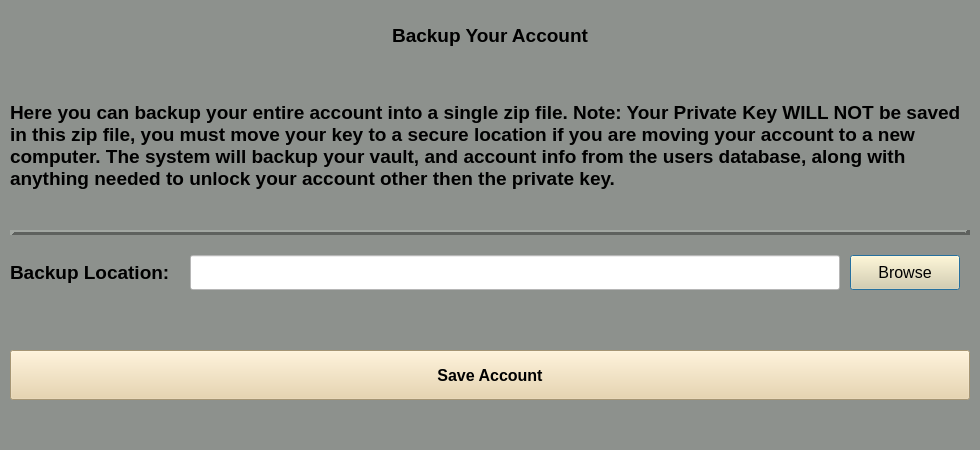
This is backupaccount.ui in dark-anub1s/CyberVault as Qt 5 draws it before an edit. The edited form follows.
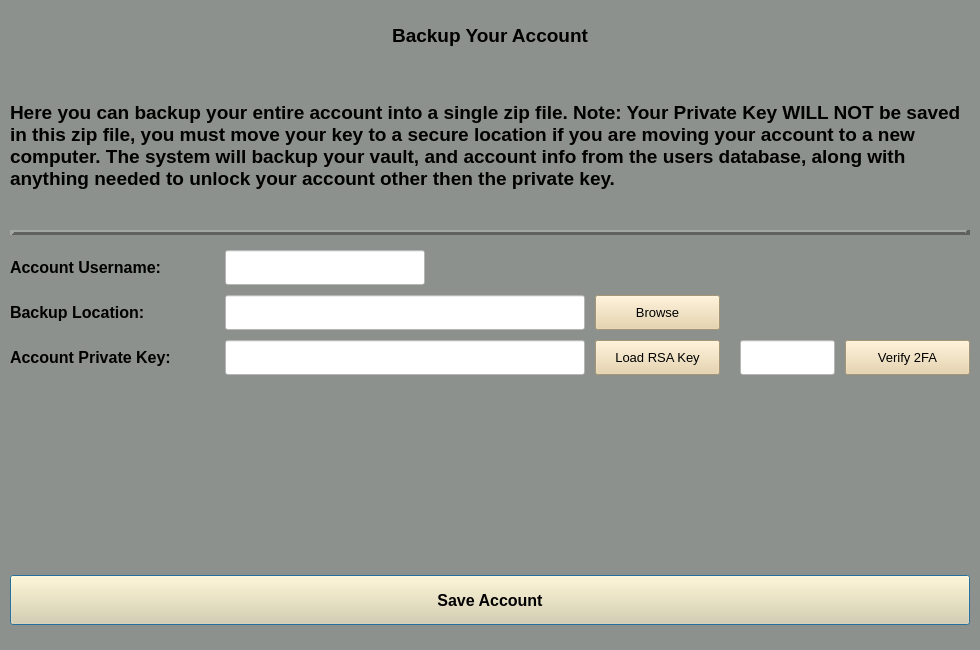
This is the edited form.

Commit message: Got the Backup Account function working.

```diff
--- a/backupaccount.ui
+++ b/backupaccount.ui
@@ -7,19 +7,19 @@
     <x>0</x>
     <y>0</y>
     <width>980</width>
-    <height>450</height>
+    <height>650</height>
    </rect>
   </property>
   <property name="minimumSize">
    <size>
     <width>980</width>
-    <height>450</height>
+    <height>650</height>
    </size>
   </property>
   <property name="maximumSize">
    <size>
     <width>980</width>
-    <height>450</height>
+    <height>650</height>
    </size>
   </property>
   <property name="windowTitle">
@@ -95,19 +95,208 @@
     <enum>Qt::Horizontal</enum>
    </property>
   </widget>
+  <widget class="QPushButton" name="save_btn">
+   <property name="geometry">
+    <rect>
+     <x>10</x>
+     <y>575</y>
+     <width>960</width>
+     <height>50</height>
+    </rect>
+   </property>
+   <property name="font">
+    <font>
+     <family>Arial</family>
+     <pointsize>12</pointsize>
+     <weight>75</weight>
+     <bold>true</bold>
+    </font>
+   </property>
+   <property name="styleSheet">
+    <string notr="true">background-color: rgb(231, 208, 162);</string>
+   </property>
+   <property name="text">
+    <string>Save Account</string>
+   </property>
+  </widget>
+  <widget class="QLineEdit" name="load_rsa_key_entry">
+   <property name="geometry">
+    <rect>
+     <x>225</x>
+     <y>340</y>
+     <width>360</width>
+     <height>35</height>
+    </rect>
+   </property>
+   <property name="font">
+    <font>
+     <family>Arial</family>
+     <pointsize>10</pointsize>
+    </font>
+   </property>
+   <property name="focusPolicy">
+    <enum>Qt::NoFocus</enum>
+   </property>
+   <property name="styleSheet">
+    <string notr="true">background-color: rgb(255, 255, 255);</string>
+   </property>
+  </widget>
+  <widget class="QPushButton" name="load_rsa_key_btn">
+   <property name="geometry">
+    <rect>
+     <x>595</x>
+     <y>340</y>
+     <width>125</width>
+     <height>35</height>
+    </rect>
+   </property>
+   <property name="font">
+    <font>
+     <family>Arial</family>
+     <pointsize>10</pointsize>
+    </font>
+   </property>
+   <property name="styleSheet">
+    <string notr="true">background-color: rgb(231, 208, 162);</string>
+   </property>
+   <property name="text">
+    <string>Load RSA Key</string>
+   </property>
+  </widget>
+  <widget class="QLineEdit" name="mfa_entry">
+   <property name="geometry">
+    <rect>
+     <x>740</x>
+     <y>340</y>
+     <width>95</width>
+     <height>35</height>
+    </rect>
+   </property>
+   <property name="font">
+    <font>
+     <family>Arial</family>
+     <pointsize>12</pointsize>
+    </font>
+   </property>
+   <property name="styleSheet">
+    <string notr="true">background-color: rgb(255, 255, 255);</string>
+   </property>
+   <property name="text">
+    <string/>
+   </property>
+  </widget>
+  <widget class="QPushButton" name="mfa_verify_btn">
+   <property name="geometry">
+    <rect>
+     <x>845</x>
+     <y>340</y>
+     <width>125</width>
+     <height>35</height>
+    </rect>
+   </property>
+   <property name="font">
+    <font>
+     <family>Arial</family>
+     <pointsize>10</pointsize>
+    </font>
+   </property>
+   <property name="styleSheet">
+    <string notr="true">background-color: rgb(231, 208, 162);</string>
+   </property>
+   <property name="text">
+    <string>Verify 2FA</string>
+   </property>
+  </widget>
+  <widget class="QLabel" name="account_key_label">
+   <property name="geometry">
+    <rect>
+     <x>10</x>
+     <y>340</y>
+     <width>205</width>
+     <height>35</height>
+    </rect>
+   </property>
+   <property name="font">
+    <font>
+     <family>Arial</family>
+     <pointsize>12</pointsize>
+     <weight>75</weight>
+     <bold>true</bold>
+    </font>
+   </property>
+   <property name="text">
+    <string>Account Private Key:</string>
+   </property>
+  </widget>
+  <widget class="QLabel" name="account_username_label">
+   <property name="geometry">
+    <rect>
+     <x>10</x>
+     <y>250</y>
+     <width>205</width>
+     <height>35</height>
+    </rect>
+   </property>
+   <property name="font">
+    <font>
+     <family>Arial</family>
+     <pointsize>12</pointsize>
+     <weight>75</weight>
+     <bold>true</bold>
+    </font>
+   </property>
+   <property name="text">
+    <string>Account Username:</string>
+   </property>
+  </widget>
+  <widget class="QLineEdit" name="account_user_entry">
+   <property name="geometry">
+    <rect>
+     <x>225</x>
+     <y>250</y>
+     <width>200</width>
+     <height>35</height>
+    </rect>
+   </property>
+   <property name="font">
+    <font>
+     <family>Arial</family>
+     <pointsize>10</pointsize>
+    </font>
+   </property>
+   <property name="styleSheet">
+    <string notr="true">background-color: rgb(255, 255, 255);</string>
+   </property>
+  </widget>
+  <widget class="QLineEdit" name="backup_entry">
+   <property name="geometry">
+    <rect>
+     <x>225</x>
+     <y>295</y>
+     <width>360</width>
+     <height>35</height>
+    </rect>
+   </property>
+   <property name="focusPolicy">
+    <enum>Qt::NoFocus</enum>
+   </property>
+   <property name="styleSheet">
+    <string notr="true">background-color: rgb(255, 255, 255);</string>
+   </property>
+  </widget>
   <widget class="QLabel" name="backup_label">
    <property name="geometry">
     <rect>
      <x>10</x>
-     <y>255</y>
-     <width>175</width>
+     <y>295</y>
+     <width>205</width>
      <height>35</height>
     </rect>
    </property>
    <property name="font">
     <font>
      <family>Arial</family>
-     <pointsize>14</pointsize>
+     <pointsize>12</pointsize>
      <weight>75</weight>
      <bold>true</bold>
     </font>
@@ -116,38 +305,19 @@
     <string>Backup Location:</string>
    </property>
   </widget>
-  <widget class="QLineEdit" name="backup_entry">
-   <property name="geometry">
-    <rect>
-     <x>190</x>
-     <y>255</y>
-     <width>650</width>
-     <height>35</height>
-    </rect>
-   </property>
-   <property name="font">
-    <font>
-     <family>Arial</family>
-     <pointsize>12</pointsize>
-    </font>
-   </property>
-   <property name="styleSheet">
-    <string notr="true">background-color: rgb(255, 255, 255);</string>
-   </property>
-  </widget>
   <widget class="QPushButton" name="browse_btn">
    <property name="geometry">
     <rect>
-     <x>850</x>
-     <y>255</y>
-     <width>110</width>
+     <x>595</x>
+     <y>295</y>
+     <width>125</width>
      <height>35</height>
     </rect>
    </property>
    <property name="font">
     <font>
      <family>Arial</family>
-     <pointsize>12</pointsize>
+     <pointsize>10</pointsize>
     </font>
    </property>
    <property name="styleSheet">
@@ -157,30 +327,6 @@
     <string>Browse</string>
    </property>
   </widget>
-  <widget class="QPushButton" name="save_btn">
-   <property name="geometry">
-    <rect>
-     <x>10</x>
-     <y>350</y>
-     <width>960</width>
-     <height>50</height>
-    </rect>
-   </property>
-   <property name="font">
-    <font>
-     <family>Arial</family>
-     <pointsize>12</pointsize>
-     <weight>75</weight>
-     <bold>true</bold>
-    </font>
-   </property>
-   <property name="styleSheet">
-    <string notr="true">background-color: rgb(231, 208, 162);</string>
-   </property>
-   <property name="text">
-    <string>Save Account</string>
-   </property>
-  </widget>
  </widget>
  <resources/>
  <connections/>
```
Left out of the diff: 3 changed lines with no effect on the pictures. The commit also changes 5 other files.
